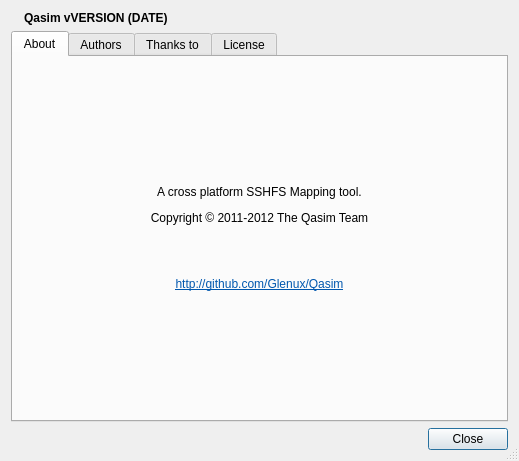
This is lib/qasim/ui/about.ui in glenux/qasim as Qt 5 draws it before an edit. The edited form follows.
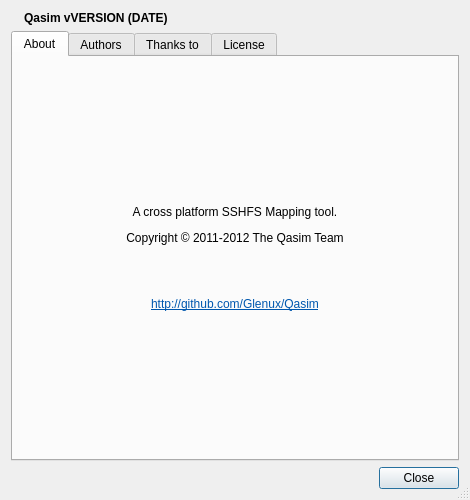
This is the edited form. Icons and pictures are not drawn.

Commit message: Finished about dialog.

The edit to the form file:
```diff
--- a/lib/qasim/ui/about.ui
+++ b/lib/qasim/ui/about.ui
@@ -6,8 +6,8 @@
    <rect>
     <x>0</x>
     <y>0</y>
-    <width>519</width>
-    <height>461</height>
+    <width>470</width>
+    <height>500</height>
    </rect>
   </property>
   <property name="windowTitle">
@@ -53,19 +53,7 @@
       </layout>
      </item>
      <item>
-      <widget class="QTabWidget" name="tabWidget">
-       <property name="enabled">
-        <bool>true</bool>
-       </property>
-       <property name="minimumSize">
-        <size>
-         <width>400</width>
-         <height>300</height>
-        </size>
-       </property>
-       <property name="styleSheet">
-        <string notr="true"/>
-       </property>
+      <widget class="QTabWidget" name="tab_widget">
        <property name="currentIndex">
         <number>0</number>
        </property>
```
Left out of the diff: 14 changed lines with no effect on the pictures. The commit also changes 2 other files.
